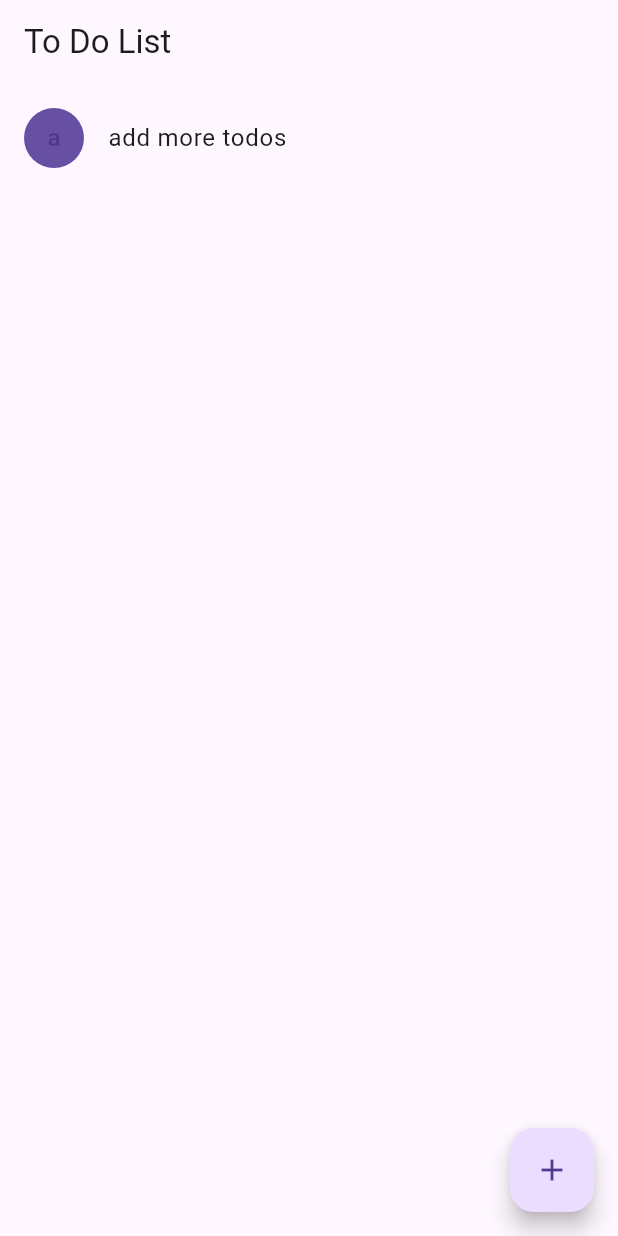
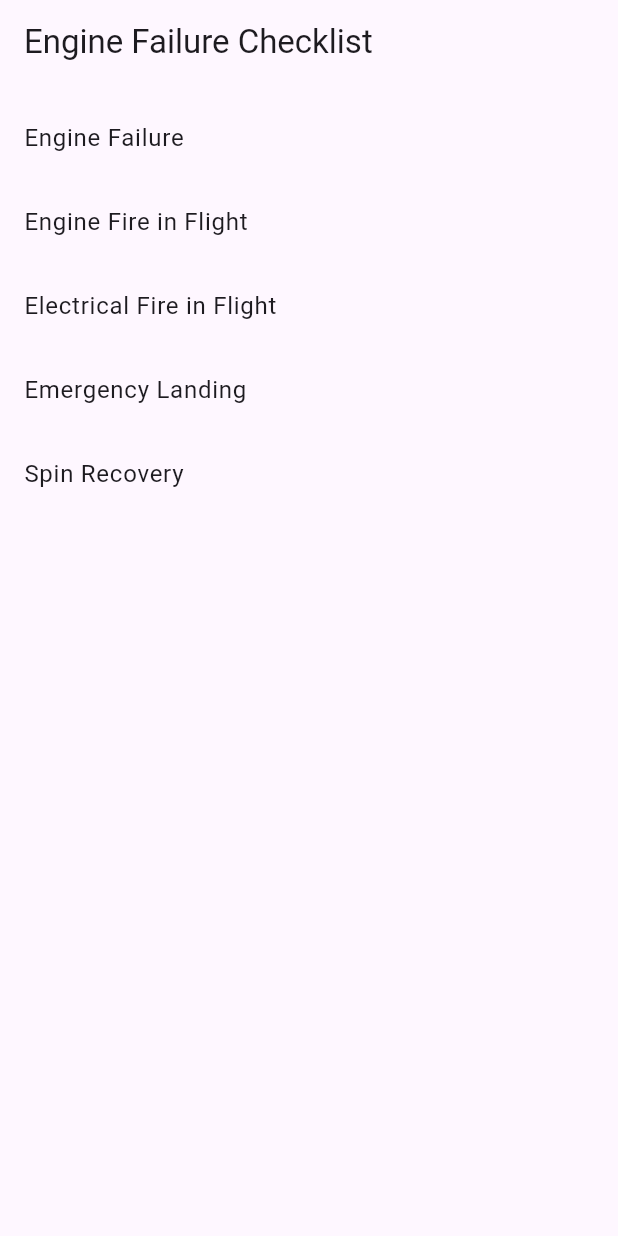
Before and after one commit to tuck3rb/emergency_checklists, a Flutter app: the screen it shows after launch, on a phone screen of 412 x 824 dp. Run offline on Flutter 3.47's test engine with Material 3 defaults, Android fonts, the phone set to English and light mode, and no system bars.

Commit message:
Added title so that we can view list of checklists on home screen

```diff
--- a/to_dont_list/lib/main.dart
+++ b/to_dont_list/lib/main.dart
@@ -4,8 +4,17 @@ import 'package:to_dont_list/objects/checklist_item.dart';
 import 'package:to_dont_list/widgets/checklist_list_item.dart';
 import 'package:to_dont_list/widgets/to_do_dialog.dart';
 
+List<String> checklists = [
+  'Engine Failure',
+  'Engine Fire in Flight',
+  'Electrical Fire in Flight',
+  'Emergency Landing',
+  'Spin Recovery',
+];
+
 class ToDoList extends StatefulWidget {
-  const ToDoList({super.key});
+  final String title;
+  const ToDoList({super.key, required this.title});
 
   @override
   State createState() => _ToDoListState();
@@ -52,38 +61,56 @@ class _ToDoListState extends State<ToDoList> {
     });
   }
 
+//   @override
+//   Widget build(BuildContext context) {
+//     return Scaffold(
+//         appBar: AppBar(
+//           title: Text(widget.title),
+//         ),
+//         body: ListView(
+//           padding: const EdgeInsets.symmetric(vertical: 8.0),
+//           children: items.map((item) {
+//             return ChecklistListItem(
+//               item: item,
+//               completed: _itemSet.contains(item),
+//               onListChanged: _handleListChanged,
+//               onDeleteItem: _handleDeleteItem,
+//             );
+//           }).toList(),
+//         ),
+//         floatingActionButton: FloatingActionButton(
+//             child: const Icon(Icons.add),
+//             onPressed: () {
+//               showDialog(
+//                   context: context,
+//                   builder: (_) {
+//                     return ToDoDialog(onListAdded: _handleNewItem);
+//                   });
+//             }));
+//   }
+// }
+
   @override
   Widget build(BuildContext context) {
     return Scaffold(
       appBar: AppBar(
-          title: const Text('To Do List'),
+        title: Text(widget.title),
       ),
       body: ListView(
         padding: const EdgeInsets.symmetric(vertical: 8.0),
-          children: items.map((item) {
-            return ToDoListItem(
-              item: item,
-              completed: _itemSet.contains(item),
-              onListChanged: _handleListChanged,
-              onDeleteItem: _handleDeleteItem,
+        children: checklists.map((checklistName) {
+          return ListTile(
+            title: Text(checklistName),
           );
         }).toList(),
       ),
-        floatingActionButton: FloatingActionButton(
-            child: const Icon(Icons.add),
-            onPressed: () {
-              showDialog(
-                  context: context,
-                  builder: (_) {
-                    return ToDoDialog(onListAdded: _handleNewItem);
-                  });
-            }));
+    );
   }
 }
 
 void main() {
   runApp(const MaterialApp(
-    title: 'To Do List',
-    home: ToDoList(),
+    title: 'Emergency Checklists',
+    home: ToDoList(title: 'Engine Failure Checklist',),
   ));
 }
--- a/to_dont_list/lib/widgets/checklist_list_item.dart
+++ b/to_dont_list/lib/widgets/checklist_list_item.dart
@@ -4,8 +4,8 @@ import 'package:to_dont_list/objects/checklist_item.dart';
 typedef ToDoListChangedCallback = Function(ChecklistItem item, bool completed);
 typedef ToDoListRemovedCallback = Function(ChecklistItem item);
 
-class ToDoListItem extends StatelessWidget {
-  ToDoListItem(
+class ChecklistListItem extends StatelessWidget {
+  ChecklistListItem(
       {required this.item,
       required this.completed,
       required this.onListChanged,
```
Also changed, not shown: 2 other files. Lines whose indentation alone changed are shown as unchanged.
